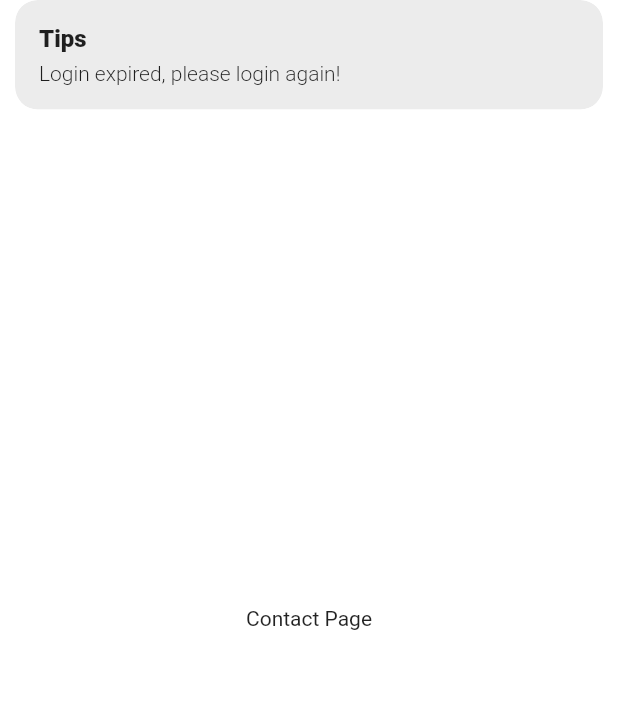
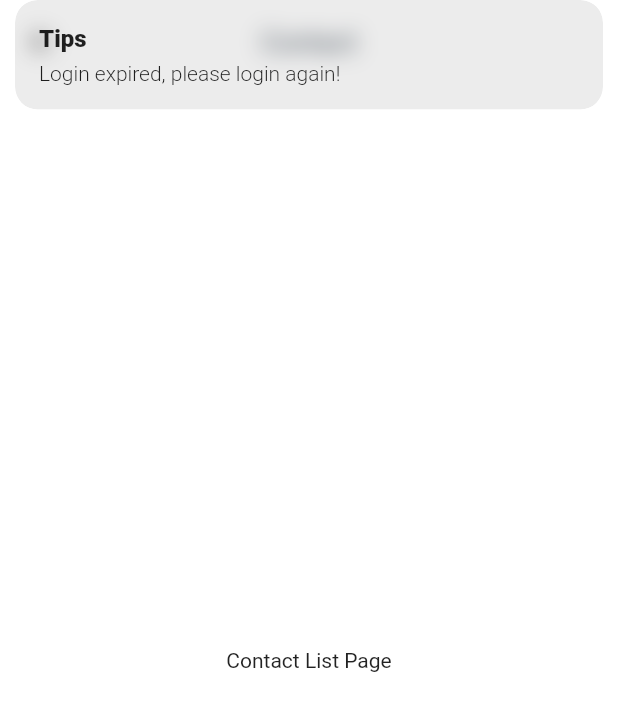
Before and after one commit to Temesgenzewude/Audio-Video-Text-Chat-Flutte-App, a Flutter app: the ContactPage screen opened by its route, on a phone screen of 412 x 824 dp. Shown: the top 711 px of the screen. Run offline on Flutter 3.47's test engine with Material 2 defaults, Android fonts, the phone set to English and light mode, and no system bars; our stand-ins replace cached_network_image, cloud_firestore, cookie_jar, dio, dio_cookie_manager, firebase_core and 9 more; accounts and stored records are empty; project files that could hold a hidden picture were left out.

Commit message:
added app bar for Contact Module

```diff
--- a/chatty/lib/pages/contact/contact_view.dart
+++ b/chatty/lib/pages/contact/contact_view.dart
@@ -7,29 +7,27 @@ import 'package:chatty/common/values/values.dart';
 import 'package:flutter_screenutil/flutter_screenutil.dart';
 
 class ContactPage extends GetView<ContactController> {
-  // AppBar _buildAppBar() {
-  //   return AppBar(
-  //     // backgroundColor: Colors.transparent,
-  //     // elevation: 0,
-  //       title: Text(
-  //         "Contact",
-  //         style: TextStyle(
-  //           color: AppColors.primaryText,
-  //           fontSize: 16.sp,
-  //           fontWeight: FontWeight.normal,
-  //         ),
-  //       ));
-  // }
+  AppBar _buildAppBar() {
+    return AppBar(
+      // backgroundColor: Colors.transparent,
+      // elevation: 0,
+        title: Text(
+          "Contact",
+          style: TextStyle(
+            color: AppColors.primaryText,
+            fontSize: 16.sp,
+            fontWeight: FontWeight.normal,
+          ),
+        ));
+  }
 
   @override
   Widget build(BuildContext context) {
     return Scaffold(
-      body: Container(
-        child: Center(child: Text("Contact Page")),
-      ),
 
-      // appBar: _buildAppBar(),
-      // body: ContactList(),
+
+      appBar: _buildAppBar(),
+      body: ContactList(),
     );
   }
 }
--- a/chatty/lib/pages/contact/contact_widgets/contact_list.dart
+++ b/chatty/lib/pages/contact/contact_widgets/contact_list.dart
@@ -1,117 +1,120 @@
-// import 'package:cached_network_image/cached_network_image.dart';
-// import 'package:flutter/material.dart';
-// import 'package:flutter_screenutil/flutter_screenutil.dart';
-// import 'package:get/get.dart';
-// import 'package:chatty/common/widgets/widgets.dart';
-// import 'package:chatty/common/entities/entities.dart';
-// import '../contact_index.dart';
-// import 'package:chatty/common/values/values.dart';
+import 'package:cached_network_image/cached_network_image.dart';
+import 'package:flutter/material.dart';
+import 'package:flutter_screenutil/flutter_screenutil.dart';
+import 'package:get/get.dart';
+import 'package:chatty/common/widgets/widgets.dart';
+import 'package:chatty/common/entities/entities.dart';
+import '../contact_index.dart';
+import 'package:chatty/common/values/values.dart';
 
-// class ContactList extends GetView<ContactController> {
-//   Widget buildListItem(ContactItem item) {
-//     return Container(
-//       padding: EdgeInsets.only(top: 10.h, left: 0.w, right: 0.w, bottom: 0.h),
-//       decoration: BoxDecoration(
-//           border: Border(
-//               bottom:
-//               BorderSide(
-//                   width: 1, color: AppColors.primarySecondaryBackground))),
-//       child: InkWell(
-//           onTap: () {
-//             controller.goChat(item);
-//           },
-//           child: Row(
-//             mainAxisAlignment: MainAxisAlignment.start,
-//             crossAxisAlignment: CrossAxisAlignment.start,
-//             children: <Widget>[
-//               Container(
-//                 width: 44.w,
-//                 height: 44.w,
-//                 decoration: BoxDecoration(
-//                   color: AppColors.primarySecondaryBackground,
-//                   borderRadius: BorderRadius.all(Radius.circular(22.w)),
-//                   boxShadow: [
-//                     BoxShadow(
-//                       color: Colors.grey.withOpacity(0.1),
-//                       spreadRadius: 1,
-//                       blurRadius: 2,
-//                       offset: Offset(0, 1), // changes position of shadow
-//                     ),
-//                   ],
-//                 ),
-//                 child: CachedNetworkImage(
-//                   imageUrl: item.avatar!, height: 44.w,
-//                     width: 44.w,
-//                     imageBuilder: (context, imageProvider) => Container(
-//                       decoration: BoxDecoration(
-//                         borderRadius: BorderRadius.all(Radius.circular(22.w)),
-//                         image: DecorationImage(
-//                           image: imageProvider,
-//                           // colorFilter: ColorFilter.mode(Colors.red, BlendMode.colorBurn),
-//                         ),
-//                       ),
-//                     )),
-//               ),
-//               //
-//               Container(
-//                 width: 275.w,
-//                 padding: EdgeInsets.only(
-//                     top: 15.w, left: 10.w, right: 0.w, bottom: 0.w),
-//                 child: Row(
-//                   mainAxisAlignment: MainAxisAlignment.spaceBetween,
-//                   crossAxisAlignment: CrossAxisAlignment.start,
-//                   children: <Widget>[
-//                     // center
-//                     SizedBox(
-//                         width: 200.w,
-//                         height: 42.w,
-//                         child: Text(
-//                           "${item.name}",
-//                           overflow: TextOverflow.clip,
-//                           maxLines: 1,
-//                           style: TextStyle(
-//                             fontFamily: 'Avenir',
-//                             fontWeight: FontWeight.bold,
-//                             color: AppColors.thirdElement,
-//                             fontSize: 16.sp,
-//                           ),
-//                         )),
-//                     Container(
-//                       width: 12.w,
-//                       height: 12.w,
-//                       margin: EdgeInsets.only(top: 5.w),
-//                       child: Image.asset(
-//                         "assets/icons/ang.png",
-//                       ),
-//                     )
-//                   ],
-//                 ),
-//               ),
+class ContactList extends GetView<ContactController> {
+  // Widget buildListItem(ContactItem item) {
+  //   return Container(
+  //     padding: EdgeInsets.only(top: 10.h, left: 0.w, right: 0.w, bottom: 0.h),
+  //     decoration: BoxDecoration(
+  //         border: Border(
+  //             bottom:
+  //             BorderSide(
+  //                 width: 1, color: AppColors.primarySecondaryBackground))),
+  //     child: InkWell(
+  //         onTap: () {
+  //           controller.goChat(item);
+  //         },
+  //         child: Row(
+  //           mainAxisAlignment: MainAxisAlignment.start,
+  //           crossAxisAlignment: CrossAxisAlignment.start,
+  //           children: <Widget>[
+  //             Container(
+  //               width: 44.w,
+  //               height: 44.w,
+  //               decoration: BoxDecoration(
+  //                 color: AppColors.primarySecondaryBackground,
+  //                 borderRadius: BorderRadius.all(Radius.circular(22.w)),
+  //                 boxShadow: [
+  //                   BoxShadow(
+  //                     color: Colors.grey.withOpacity(0.1),
+  //                     spreadRadius: 1,
+  //                     blurRadius: 2,
+  //                     offset: Offset(0, 1), // changes position of shadow
+  //                   ),
+  //                 ],
+  //               ),
+  //               child: CachedNetworkImage(
+  //                 imageUrl: item.avatar!, height: 44.w,
+  //                   width: 44.w,
+  //                   imageBuilder: (context, imageProvider) => Container(
+  //                     decoration: BoxDecoration(
+  //                       borderRadius: BorderRadius.all(Radius.circular(22.w)),
+  //                       image: DecorationImage(
+  //                         image: imageProvider,
+  //                         // colorFilter: ColorFilter.mode(Colors.red, BlendMode.colorBurn),
+  //                       ),
+  //                     ),
+  //                   )),
+  //             ),
+  //             //
+  //             Container(
+  //               width: 275.w,
+  //               padding: EdgeInsets.only(
+  //                   top: 15.w, left: 10.w, right: 0.w, bottom: 0.w),
+  //               child: Row(
+  //                 mainAxisAlignment: MainAxisAlignment.spaceBetween,
+  //                 crossAxisAlignment: CrossAxisAlignment.start,
+  //                 children: <Widget>[
+  //                   // center
+  //                   SizedBox(
+  //                       width: 200.w,
+  //                       height: 42.w,
+  //                       child: Text(
+  //                         "${item.name}",
+  //                         overflow: TextOverflow.clip,
+  //                         maxLines: 1,
+  //                         style: TextStyle(
+  //                           fontFamily: 'Avenir',
+  //                           fontWeight: FontWeight.bold,
+  //                           color: AppColors.thirdElement,
+  //                           fontSize: 16.sp,
+  //                         ),
+  //                       )),
+  //                   Container(
+  //                     width: 12.w,
+  //                     height: 12.w,
+  //                     margin: EdgeInsets.only(top: 5.w),
+  //                     child: Image.asset(
+  //                       "assets/icons/ang.png",
+  //                     ),
+  //                   )
+  //                 ],
+  //               ),
+  //             ),
 
-//             ],
-//           )),
-//     );
-//   }
+  //           ],
+  //         )),
+  //   );
+  // }
 
-//   @override
-//   Widget build(BuildContext context) {
-//     return Obx(() {
-//       return CustomScrollView(slivers: [
-//         SliverPadding(
-//           padding: EdgeInsets.symmetric(
-//             vertical: 0.w,
-//             horizontal: 20.w,
-//           ),
-//           sliver: SliverList(
-//               delegate: SliverChildBuilderDelegate(
-//                     (content, index) {
-//                   var item = controller.state.contactList[index];
-//                   return buildListItem(item);
-//                 },
-//                 childCount: controller.state.contactList.length,
-//               )),
-//         )
-//       ]);
-//     });
-//   }
-// }
+  @override
+  Widget build(BuildContext context) {
+    return Container(
+      child: Center(child: Text("Contact List Page")),
+    );
+    // return Obx(() {
+    //   return CustomScrollView(slivers: [
+    //     SliverPadding(
+    //       padding: EdgeInsets.symmetric(
+    //         vertical: 0.w,
+    //         horizontal: 20.w,
+    //       ),
+    //       sliver: SliverList(
+    //           delegate: SliverChildBuilderDelegate(
+    //                 (content, index) {
+    //               var item = controller.state.contactList[index];
+    //               return buildListItem(item);
+    //             },
+    //             childCount: controller.state.contactList.length,
+    //           )),
+    //     )
+    //   ]);
+    // });
+  }
+}
```
